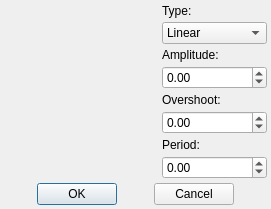
Above: src/property/dialogs/easingcurveeditdialog.ui from Gris87/ObjectController before the change. Below: the same form after it.
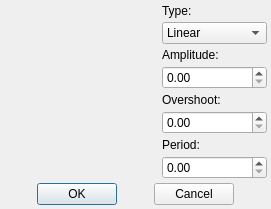
That is the form after the change.

Patch:
```diff
--- a/src/property/dialogs/easingcurveeditdialog.ui
+++ b/src/property/dialogs/easingcurveeditdialog.ui
@@ -302,7 +302,7 @@
           <number>2</number>
          </property>
          <property name="minimum">
-          <double>-1000.000000000000000</double>
+          <double>0.000000000000000</double>
          </property>
          <property name="maximum">
           <double>1000.000000000000000</double>
@@ -325,7 +325,7 @@
           <number>2</number>
          </property>
          <property name="minimum">
-          <double>-1000.000000000000000</double>
+          <double>0.000000000000000</double>
          </property>
          <property name="maximum">
           <double>1000.000000000000000</double>
@@ -348,7 +348,7 @@
           <number>2</number>
          </property>
          <property name="minimum">
-          <double>-1000.000000000000000</double>
+          <double>0.000000000000000</double>
          </property>
          <property name="maximum">
           <double>1000.000000000000000</double>
```
Left out of the diff: 6 changed lines with no effect on the pictures.
